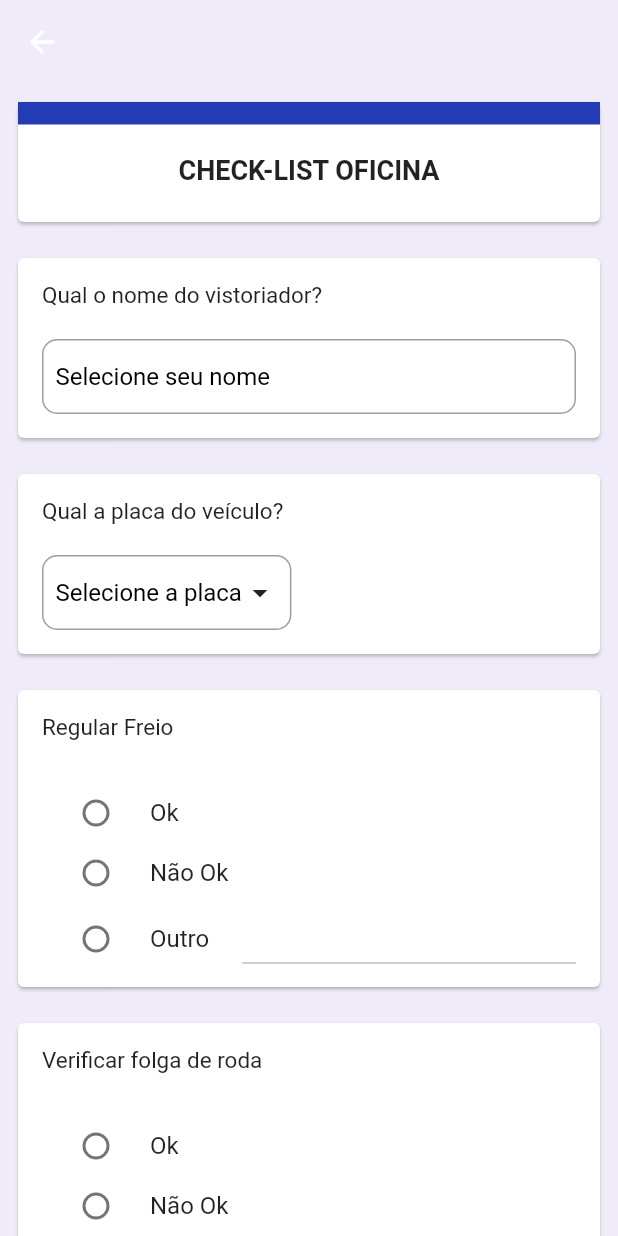
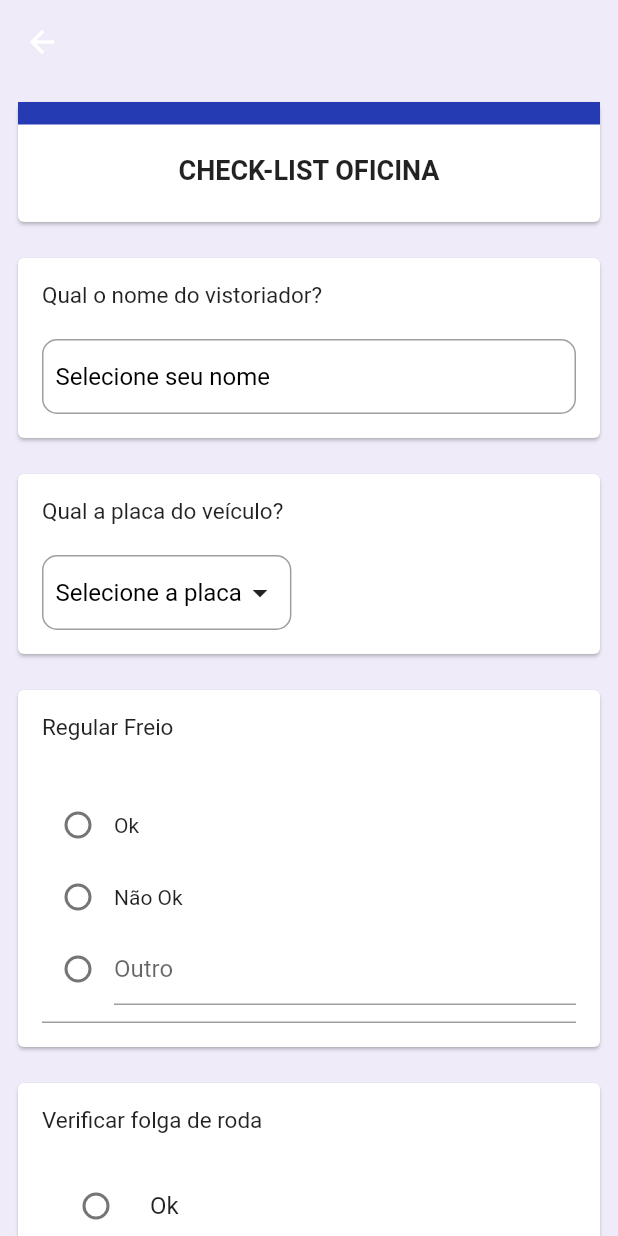
Before and after one commit to notria-12/sinc_forms, a Flutter app: the FormTransportPage screen opened by its route, on a phone screen of 412 x 824 dp. Run offline on Flutter 3.47's test engine with Material 2 defaults, Android fonts, the phone set to English and light mode, and no system bars; drawn by our look-alikes of flutter_form_builder; our stand-ins replace flutter_modular.

Commit message:
change forms

```diff
--- a/lib/modules/forms/form_transport_page.dart
+++ b/lib/modules/forms/form_transport_page.dart
@@ -1,4 +1,5 @@
 import 'package:flutter/material.dart';
+import 'package:flutter_form_builder/flutter_form_builder.dart';
 import 'package:sinc_forms/shared/widgets/card_form_widget.dart';
 import 'package:sinc_forms/shared/widgets/header_form_widget.dart';
 
@@ -45,6 +46,8 @@ class _FormTransportPageState extends State<FormTransportPage> {
   int radioValueStamp = -1;
   int radioValueServiceDone = -1;
 
+  final GlobalKey<FormBuilderState> _fbKey = GlobalKey<FormBuilderState>();
+
   @override
   Widget build(BuildContext context) {
     return Scaffold(
@@ -54,6 +57,9 @@ class _FormTransportPageState extends State<FormTransportPage> {
       ),
       backgroundColor: Color.fromRGBO(240, 235, 248, 1),
       body: SingleChildScrollView(
+        child: FormBuilder(
+          key: _fbKey,
+          // autovalidateMode: AutovalidateMode.always,
           child: Column(
             children: [
               HeaderForm(label: "CHECK-LIST OFICINA"),
@@ -89,7 +95,8 @@ class _FormTransportPageState extends State<FormTransportPage> {
                           child: Container(
                               width: MediaQuery.of(context).size.width * 0.75,
                               child: Row(
-                              mainAxisAlignment: MainAxisAlignment.spaceBetween,
+                                mainAxisAlignment:
+                                    MainAxisAlignment.spaceBetween,
                                 children: [
                                   Flexible(
                                     flex: 9,
@@ -196,61 +203,25 @@ class _FormTransportPageState extends State<FormTransportPage> {
                   )),
               CardForm(
                   label: "Regular Freio",
-                widget: Column(
-                  // mainAxisSize: MainAxisSize.max,
-                  children: [
-                    SizedBox(
-                      height: 40,
-                      child: RadioListTile(
-                          title: Text('Ok'),
-                          value: 1,
-                          groupValue: radioValueBrake,
-                          onChanged: (value) {
-                            setState(() {
-                              radioValueBrake = value as int;
-                            });
-                          }),
-                    ),
-                    SizedBox(
-                      height: 40,
-                      child: RadioListTile(
-                          title: Text('Não Ok'),
-                          value: 2,
-                          groupValue: radioValueBrake,
-                          onChanged: (value) {
-                            setState(() {
-                              radioValueBrake = value as int;
-                            });
-                          }),
-                    ),
-                    Row(
-                      mainAxisSize: MainAxisSize.max,
-                      children: [
-                        Flexible(
-                          flex: 3,
-                          child: Container(
-                            height: 40,
-                            child: RadioListTile(
-                                title: Text('Outro'),
-                                value: 3,
-                                groupValue: radioValueBrake,
-                                onChanged: (value) {
-                                  setState(() {
-                                    radioValueBrake = value as int;
-                                  });
-                                }),
-                          ),
-                        ),
-                        Visibility(
-                            child: Flexible(
-                          child: TextFormField(
-                            enabled: radioValueBrake == 3,
-                          ),
-                          flex: 5,
-                        ))
-                      ],
-                    )
-                  ],
+                  widget: FormBuilderRadioGroup(
+                    wrapVerticalDirection: VerticalDirection.up,
+                    orientation: OptionsOrientation.vertical,
+                    name: "Regular Freio",
+                    validator: (value) {
+                      if (value == null) {
+                        return "Selecione uma das opções";
+                      }
+                    },
+                    options: ["Ok", "Não Ok", "Outro"]
+                        .map((opt) => FormBuilderFieldOption(
+                              value: opt,
+                              child: opt == "Outro"
+                                  ? TextFormField(
+                                      decoration:
+                                          InputDecoration(hintText: "Outro"))
+                                  : Text(opt),
+                            ))
+                        .toList(),
                   )),
               CardForm(
                   label: "Verificar folga de roda",
@@ -1798,12 +1769,37 @@ class _FormTransportPageState extends State<FormTransportPage> {
                       ),
                     ],
                   )),
+              CardForm(
+                label: "TEste",
+                widget: FormBuilderRadioGroup(
+                  orientation: OptionsOrientation.vertical,
+                  onChanged: (val) => print(val),
+                  validator: (value) {
+                    if (value == null) {
+                      return "Selecione uma opção";
+                    }
+                  },
+                  name: "Airton",
+                  options: ["Dart", "Kotlin", "Java", "Swift", "Objective-C"]
+                      .map((lang) => FormBuilderFieldOption(
+                            value: lang,
+                            child: Text('$lang'),
+                          ))
+                      .toList(growable: true),
+                ),
+              ),
               Container(
                   margin: EdgeInsets.symmetric(horizontal: 16, vertical: 8),
                   height: 30,
                   width: MediaQuery.of(context).size.width * 0.4,
                   child: ElevatedButton(
                     onPressed: () {
+                      if (_fbKey.currentState!.saveAndValidate()) {
+                        print(_fbKey.currentState!.value);
+                      } else {
+                        print(_fbKey.currentState!.value);
+                        print("validation failed");
+                      }
                       // Modular.to.pushNamed('/home');
                     },
                     child: Text('ENVIAR'),
@@ -1813,6 +1809,7 @@ class _FormTransportPageState extends State<FormTransportPage> {
             ],
           ),
         ),
+      ),
     );
   }
 }
--- a/pubspec.yaml
+++ b/pubspec.yaml
@@ -30,6 +30,7 @@ dependencies:
   cupertino_icons: ^1.0.2
   flutter_modular: ^3.4.1+1
   intl: ^0.17.0
+  flutter_form_builder: ^6.1.0+1
 
 dev_dependencies:
   flutter_test:
```
Also changed, not shown: pubspec.lock. Lines whose indentation alone changed are shown as unchanged.
